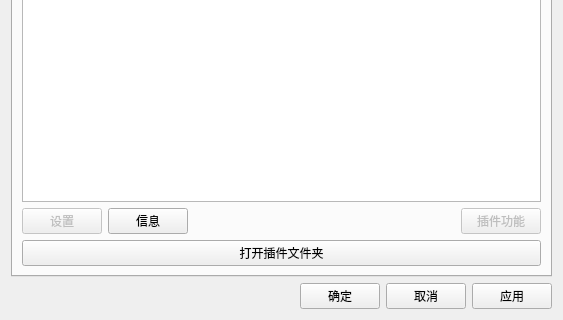
Before: the Qt Designer form UISource/settings.ui in HelloWRC/W-DesktopCountdown, drawn with Qt 5; both pictures show x 0 to 563 and y 335 to 655 of the 563 by 655 pixel window.
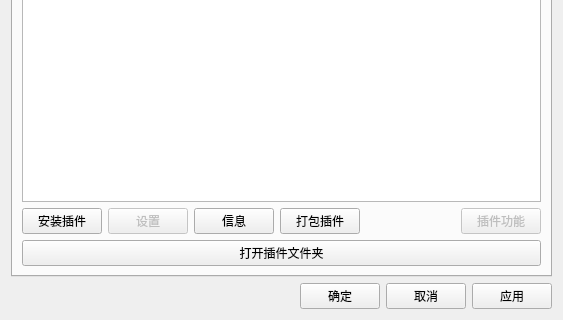
After: the same form once the commit is applied. The open tabs and pages were chosen to show the change. Icons and pictures are not drawn.

The edit to the form file:
```diff
--- a/UISource/settings.ui
+++ b/UISource/settings.ui
@@ -297,6 +297,13 @@
        </item>
        <item>
         <layout class="QHBoxLayout" name="horizontalLayout_3">
+         <item>
+          <widget class="QPushButton" name="btn_plug_install">
+           <property name="text">
+            <string>安装插件</string>
+           </property>
+          </widget>
+         </item>
          <item>
           <widget class="QPushButton" name="btn_configure_plug">
            <property name="enabled">
@@ -314,6 +321,13 @@
            </property>
           </widget>
          </item>
+         <item>
+          <widget class="QPushButton" name="btn_plug_dev_pack">
+           <property name="text">
+            <string>打包插件</string>
+           </property>
+          </widget>
+         </item>
          <item>
           <spacer name="horizontalSpacer_4">
            <property name="orientation">
```
Left out of the diff: 39 changed lines with no effect on the pictures.
